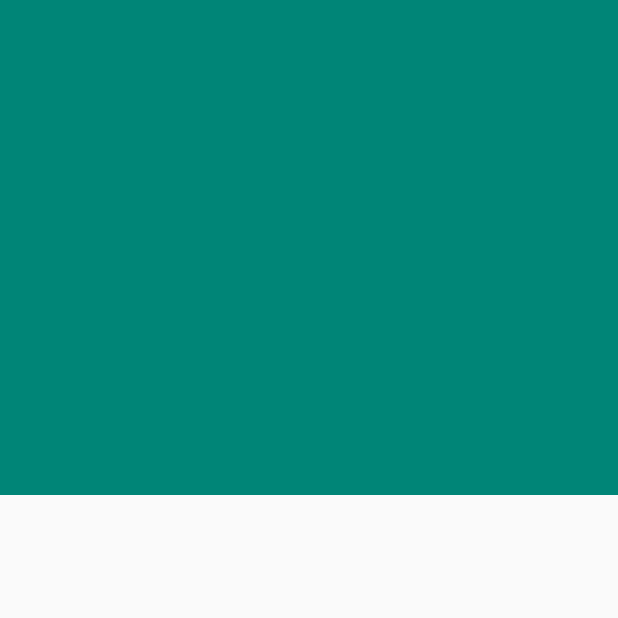
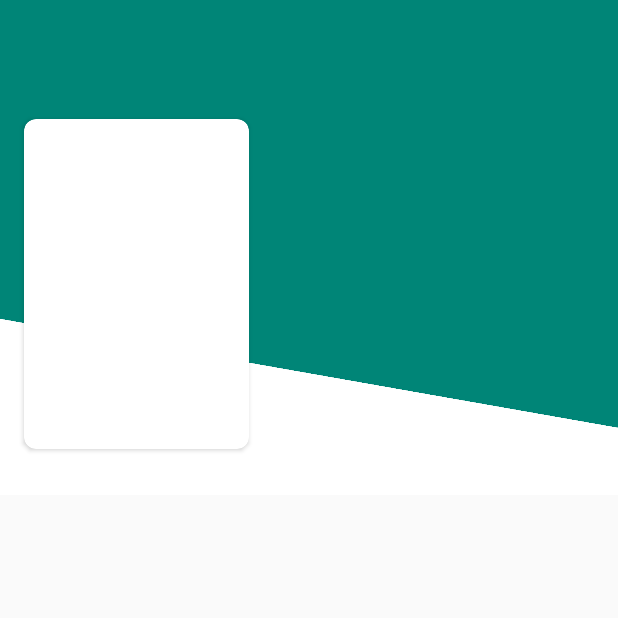
Before and after one commit to qoolqas/MovieCatalogueDicoding, an Android app: the DetailActivity screen opened directly, with no data from a screen before it, on a phone screen of 412 x 824 dp, the top half of it. Run offline under Robolectric (Android 15) with nearby library versions, the phone set to English and light mode, and no system bars; pictures from the network do not load; 1 statement that could not run was skipped.

Commit message:
Add diagonal view and add poster to cardview

```diff
--- a/app/build.gradle
+++ b/app/build.gradle
@@ -46,7 +46,8 @@ dependencies {
     annotationProcessor "android.arch.lifecycle:compiler:1.1.1"
     implementation 'com.loopj.android:android-async-http:1.4.9'
     implementation 'androidx.lifecycle:lifecycle-extensions:2.2.0'
-    implementation 'com.github.florent37:diagonallayout:1.0.9'
+
+    implementation 'com.github.santalu:diagonal-imageview:1.1.1'
 
     implementation 'com.jakewharton:butterknife:10.2.0'
     annotationProcessor 'com.jakewharton:butterknife-compiler:10.2.0'
--- a/app/src/main/java/com/qoolqas/moviecatalogue/ui/movie/detail/DetailActivity.java
+++ b/app/src/main/java/com/qoolqas/moviecatalogue/ui/movie/detail/DetailActivity.java
@@ -42,7 +42,7 @@ public class DetailActivity extends AppCompatActivity {
 
 
         collapsingToolbarLayout.setCollapsedTitleTextColor(
-                ContextCompat.getColor(this, R.color.white));
+                ContextCompat.getColor(this, R.color.colorAccent));
         collapsingToolbarLayout.setExpandedTitleColor(
                 ContextCompat.getColor(this, R.color.transparent));
 
--- a/app/src/main/res/layout/activity_detail.xml
+++ b/app/src/main/res/layout/activity_detail.xml
@@ -19,7 +19,7 @@
             android:layout_width="match_parent"
             android:layout_height="match_parent"
             android:fitsSystemWindows="true"
-            app:contentScrim="?attr/colorPrimary"
+            app:contentScrim="@color/white"
             app:expandedTitleMarginEnd="64dp"
             app:expandedTitleMarginStart="48dp"
             app:layout_scrollFlags="scroll|exitUntilCollapsed">
@@ -40,21 +40,41 @@
                     app:layout_constraintStart_toStartOf="parent"
                     tools:src="@drawable/ex" />
 
-                <ImageView
-                    android:id="@+id/poster"
-                    android:layout_width="150dp"
-                    android:layout_height="220dp"
+                <View
+                    android:layout_width="500dp"
+                    android:layout_height="150dp"
+                    android:layout_marginTop="250dp"
+                    android:background="#fff"
+                    android:rotation="10"
+                    app:layout_constraintEnd_toEndOf="parent"
+                    app:layout_constraintHorizontal_bias="0.505"
+                    app:layout_constraintStart_toStartOf="parent"
+                    app:layout_constraintTop_toTopOf="parent" />
+
+                <androidx.cardview.widget.CardView
+                    android:layout_width="wrap_content"
+                    android:layout_height="wrap_content"
                     android:layout_marginStart="16dp"
                     android:layout_marginTop="64dp"
                     android:layout_marginEnd="8dp"
-                    android:layout_marginBottom="8dp"
-                    android:scaleType="fitStart"
+                    android:layout_marginBottom="16dp"
+                    android:background="#00000000"
+                    android:elevation="16dp"
+                    app:cardCornerRadius="8dp"
                     app:layout_constraintBottom_toBottomOf="parent"
                     app:layout_constraintEnd_toEndOf="parent"
                     app:layout_constraintHorizontal_bias="0.0"
                     app:layout_constraintStart_toStartOf="parent"
-                    app:layout_constraintTop_toTopOf="parent"
-                    tools:src="@drawable/eximg1" />
+                    app:layout_constraintTop_toTopOf="parent">
+
+
+                    <ImageView
+                        android:id="@+id/poster"
+                        android:layout_width="150dp"
+                        android:layout_height="220dp"
+                        android:scaleType="fitXY"
+                        tools:src="@drawable/eximg1" />
+                </androidx.cardview.widget.CardView>
             </androidx.constraintlayout.widget.ConstraintLayout>
 
             <androidx.appcompat.widget.Toolbar
--- a/build.gradle
+++ b/build.gradle
@@ -18,6 +18,7 @@ allprojects {
     repositories {
         google()
         jcenter()
+        maven { url 'https://jitpack.io' }
 
     }
 }
```
Also changed, not shown: app/src/main/res/drawable/diagonal.xml (added, +17 -0 lines).
